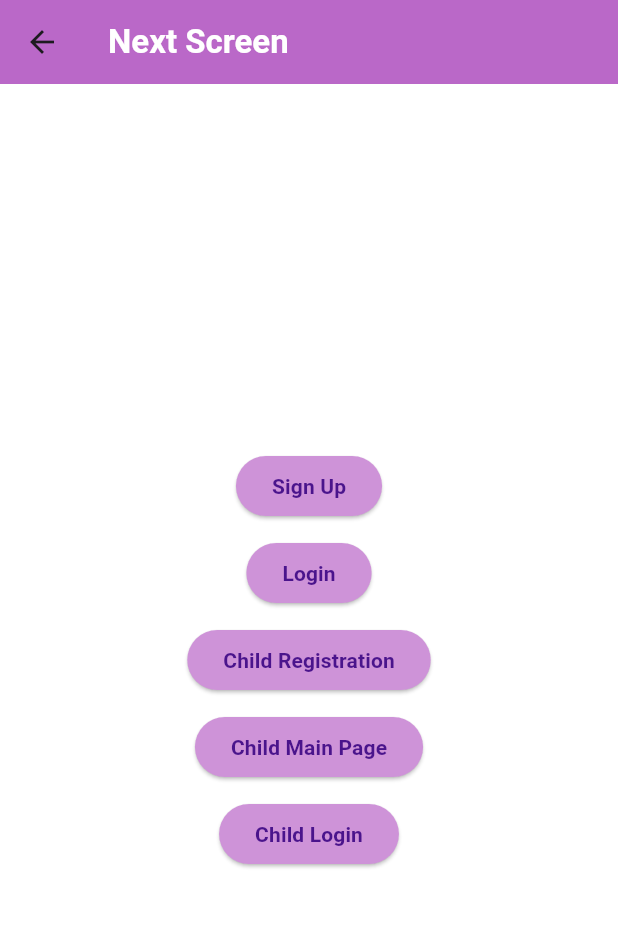
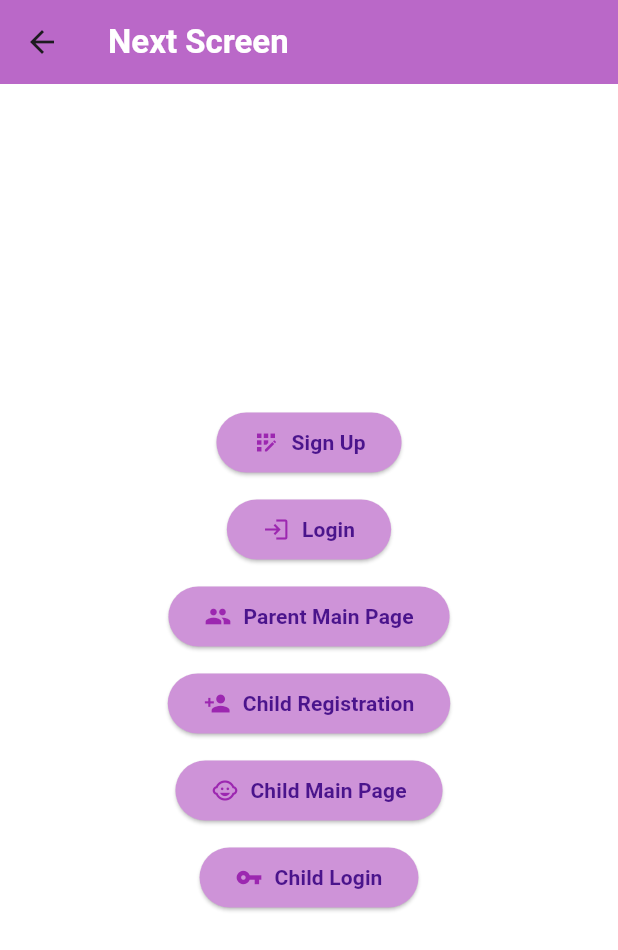
Before and after one commit to deemaoaloufi/KidCoin_App, a Flutter app: the screen it shows after launch, after a tap on "Access Other Screens", on a phone screen of 412 x 824 dp. Shown: the top 950 px of the screen. Run offline on Flutter 3.47's test engine with Material 3 defaults, Android fonts, the light colour scheme and no system bars; our stand-ins replace cloud_firestore, firebase_auth, firebase_core; accounts and stored records are empty.

Commit message:
Min Changes

```diff
--- a/lib/home_screen.dart
+++ b/lib/home_screen.dart
@@ -9,7 +9,7 @@ class HomeScreen extends StatelessWidget {
     return Scaffold(
       appBar: AppBar(
         title: const Text(
-          'KidCoin',
+          'KidCoin App',
           style: TextStyle(color: Colors.white, fontWeight: FontWeight.bold),
         ),
         backgroundColor: Colors.purple[300], // Lighter purple for the AppBar
@@ -21,22 +21,30 @@ class HomeScreen extends StatelessWidget {
             const SizedBox(height: 20),
             Text(
               'Hello, KidCoin User!',
-              style: TextStyle(fontSize: 24, fontWeight: FontWeight.bold, color: Colors.purple[900]), // Dark purple
+              style: TextStyle(
+                  fontSize: 24,
+                  fontWeight: FontWeight.bold,
+                  color: Colors.purple[900]), // Dark purple
             ),
             const SizedBox(height: 30),
             ElevatedButton(
               onPressed: () {
                 Navigator.push(
                   context,
-                  MaterialPageRoute(builder: (context) => NextScreen()), // Navigate to Next Screen
+                  MaterialPageRoute(
+                      builder: (context) =>
+                          const NextScreen()), // Navigate to Next Screen
                 );
               },
               style: ButtonStyle(
-                backgroundColor: MaterialStateProperty.all<Color>(Colors.purple[200]!), // Lighter purple for buttons
+                backgroundColor: WidgetStateProperty.all<Color>(
+                    Colors.purple[200]!), // Lighter purple for buttons
               ),
               child: Text(
                 'Access Other Screens',
-                style: TextStyle(fontWeight: FontWeight.bold, color: Colors.purple[900]), // Dark purple for button text
+                style: TextStyle(
+                    fontWeight: FontWeight.bold,
+                    color: Colors.purple[900]), // Dark purple for button text
               ),
             ),
           ],
--- a/lib/main.dart
+++ b/lib/main.dart
@@ -5,7 +5,7 @@ import 'home_screen.dart';
 void main() async {
   WidgetsFlutterBinding.ensureInitialized();
   await Firebase.initializeApp(); // Initialize Firebase
-  runApp(MyApp());
+  runApp(const MyApp());
 }
 
 class MyApp extends StatelessWidget {
@@ -19,7 +19,7 @@ class MyApp extends StatelessWidget {
         primarySwatch: Colors.blue,
         scaffoldBackgroundColor: Colors.blue[100], // White background
       ),
-      home: HomeScreen(), // Set HomeScreen as the starting point
+      home: const HomeScreen(), // Set HomeScreen as the starting point
     );
   }
 }
--- a/lib/next_screen.dart
+++ b/lib/next_screen.dart
@@ -3,7 +3,8 @@ import '../methods/sign_up_page.dart';
 import '../methods/parent_login_page.dart';
 import '../methods/child_registration.dart';
 import '../methods/child_main_page.dart';
-import '../methods/child_login.dart'; // Import Child Login Screen
+import '../methods/child_login.dart';
+import '../methods/parent_main_screen.dart';
 
 class NextScreen extends StatelessWidget {
   const NextScreen({super.key});
@@ -33,10 +34,17 @@ class NextScreen extends StatelessWidget {
                 backgroundColor:
                     MaterialStateProperty.all<Color>(Colors.purple[200]!),
               ),
-              child: Text(
+              child: Row(
+                mainAxisSize: MainAxisSize.min,
+                children: [
+                  const Icon(Icons.app_registration, color: Colors.purple),
+                  const SizedBox(width: 8),
+                  Text(
                     'Sign Up',
                     style: TextStyle(
                         fontWeight: FontWeight.bold, color: Colors.purple[900]),
+                  ),
+                ],
               ),
             ),
             const SizedBox(height: 10),
@@ -52,10 +60,45 @@ class NextScreen extends StatelessWidget {
                 backgroundColor:
                     MaterialStateProperty.all<Color>(Colors.purple[200]!),
               ),
-              child: Text(
+              child: Row(
+                mainAxisSize: MainAxisSize.min,
+                children: [
+                  const Icon(Icons.login, color: Colors.purple),
+                  const SizedBox(width: 8),
+                  Text(
                     'Login',
                     style: TextStyle(
                         fontWeight: FontWeight.bold, color: Colors.purple[900]),
+                  ),
+                ],
+              ),
+            ),
+            const SizedBox(height: 10),
+            ElevatedButton(
+              onPressed: () {
+                Navigator.push(
+                  context,
+                  MaterialPageRoute(
+                    builder: (context) =>
+                        const ParentMainScreen(parentId: 'sampleParentId'),
+                  ),
+                );
+              },
+              style: ButtonStyle(
+                backgroundColor:
+                    MaterialStateProperty.all<Color>(Colors.purple[200]!),
+              ),
+              child: Row(
+                mainAxisSize: MainAxisSize.min,
+                children: [
+                  const Icon(Icons.people, color: Colors.purple),
+                  const SizedBox(width: 8),
+                  Text(
+                    'Parent Main Page',
+                    style: TextStyle(
+                        fontWeight: FontWeight.bold, color: Colors.purple[900]),
+                  ),
+                ],
               ),
             ),
             const SizedBox(height: 10),
@@ -73,10 +116,17 @@ class NextScreen extends StatelessWidget {
                 backgroundColor:
                     MaterialStateProperty.all<Color>(Colors.purple[200]!),
               ),
-              child: Text(
+              child: Row(
+                mainAxisSize: MainAxisSize.min,
+                children: [
+                  const Icon(Icons.person_add, color: Colors.purple),
+                  const SizedBox(width: 8),
+                  Text(
                     'Child Registration',
                     style: TextStyle(
                         fontWeight: FontWeight.bold, color: Colors.purple[900]),
+                  ),
+                ],
               ),
             ),
             const SizedBox(height: 10),
@@ -94,31 +144,43 @@ class NextScreen extends StatelessWidget {
                 backgroundColor:
                     MaterialStateProperty.all<Color>(Colors.purple[200]!),
               ),
-              child: Text(
+              child: Row(
+                mainAxisSize: MainAxisSize.min,
+                children: [
+                  const Icon(Icons.child_care, color: Colors.purple),
+                  const SizedBox(width: 8),
+                  Text(
                     'Child Main Page',
                     style: TextStyle(
                         fontWeight: FontWeight.bold, color: Colors.purple[900]),
                   ),
+                ],
+              ),
             ),
             const SizedBox(height: 10),
-            // Button for Child Login Screen - Navigates to child login screen
             ElevatedButton(
               onPressed: () {
                 Navigator.push(
                   context,
                   MaterialPageRoute(
-                      builder: (context) =>
-                          ChildLoginScreen()), // Opens Child Login Screen
+                      builder: (context) => const ChildLoginScreen()),
                 );
               },
               style: ButtonStyle(
                 backgroundColor:
                     MaterialStateProperty.all<Color>(Colors.purple[200]!),
               ),
-              child: Text(
-                'Child Login', // Button labeled for Child Login
+              child: Row(
+                mainAxisSize: MainAxisSize.min,
+                children: [
+                  const Icon(Icons.vpn_key, color: Colors.purple),
+                  const SizedBox(width: 8),
+                  Text(
+                    'Child Login',
                     style: TextStyle(
                         fontWeight: FontWeight.bold, color: Colors.purple[900]),
+                  ),
+                ],
               ),
             ),
           ],
--- a/pubspec.yaml
+++ b/pubspec.yaml
@@ -56,7 +56,6 @@ dev_dependencies:
 
 # The following section is specific to Flutter packages.
 flutter:
-
 uses-material-design: true
 
   # The following line ensures that the Material Icons font is
```
Also changed, not shown: lib/methods/child_progress_screen.dart (added, +131 -0 lines), lib/methods/parent_main_screen.dart (added, +70 -0 lines), lib/methods/reward_selection_screen.dart (+84 -41 lines), lib/methods/view_children_screen.dart (added, +63 -0 lines). Lines whose indentation alone changed are shown as unchanged.
